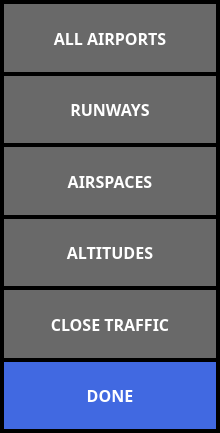
UnexplodedMinds/Stratofier, file ui/Overlays.ui: the form before one commit.
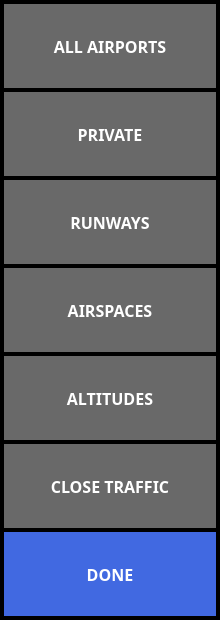
The form after the commit. Icons and pictures are not drawn.

Patch:
```diff
--- a/ui/Overlays.ui
+++ b/ui/Overlays.ui
@@ -7,7 +7,7 @@
     <x>0</x>
     <y>0</y>
     <width>220</width>
-    <height>433</height>
+    <height>620</height>
    </rect>
   </property>
   <property name="sizePolicy">
@@ -154,6 +154,40 @@
      </property>
     </widget>
    </item>
+   <item>
+    <widget class="QPushButton" name="m_pShowPrivateButton">
+     <property name="sizePolicy">
+      <sizepolicy hsizetype="MinimumExpanding" vsizetype="MinimumExpanding">
+       <horstretch>0</horstretch>
+       <verstretch>0</verstretch>
+      </sizepolicy>
+     </property>
+     <property name="font">
+      <font>
+       <family>Droid Sans</family>
+       <pointsize>12</pointsize>
+       <weight>75</weight>
+       <bold>true</bold>
+      </font>
+     </property>
+     <property name="text">
+      <string>PRIVATE</string>
+     </property>
+     <property name="icon">
+      <iconset resource="../AHRSResources.qrc">
+       <normaloff>:/icons/resources/off.png</normaloff>:/icons/resources/off.png</iconset>
+     </property>
+     <property name="iconSize">
+      <size>
+       <width>64</width>
+       <height>28</height>
+      </size>
+     </property>
+     <property name="autoDefault">
+      <bool>false</bool>
+     </property>
+    </widget>
+   </item>
    <item>
     <widget class="QPushButton" name="m_pShowRunwaysButton">
      <property name="sizePolicy">
```
